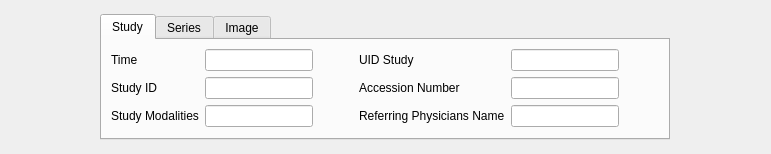
This is starviewer/src/inputoutput/qadvancedsearchwidgetbase.ui in starviewer-medical/starviewer as Qt 5 draws it before an edit. The edited form follows.
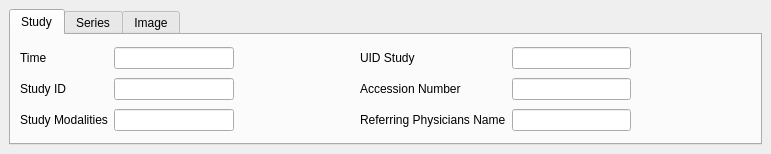
This is the edited form.

Commit message: ENH:Degut a la r2750 els Widgets QAdvancedSearchWidgetBase i el QBasicSearchWidgetBase, no tenien la sizePolicy com a expanding, això feia que no s'adaptessin correctament a la interfície QueryScreen, en aquesta revisió s'arregla el problema posant els Widgets la mateixa sizePolicy que tenien quan eren elements de la QueryScreen

Diff of the .ui file:
```diff
--- a/starviewer/src/inputoutput/qadvancedsearchwidgetbase.ui
+++ b/starviewer/src/inputoutput/qadvancedsearchwidgetbase.ui
@@ -23,8 +23,8 @@
     <widget class="QTabWidget" name="m_qwidgetAdvancedSearch" >
      <property name="sizePolicy" >
       <sizepolicy>
-       <hsizetype>0</hsizetype>
-       <vsizetype>0</vsizetype>
+       <hsizetype>7</hsizetype>
+       <vsizetype>1</vsizetype>
        <horstretch>0</horstretch>
        <verstretch>0</verstretch>
       </sizepolicy>
```
The commit also changes 1 other file.
